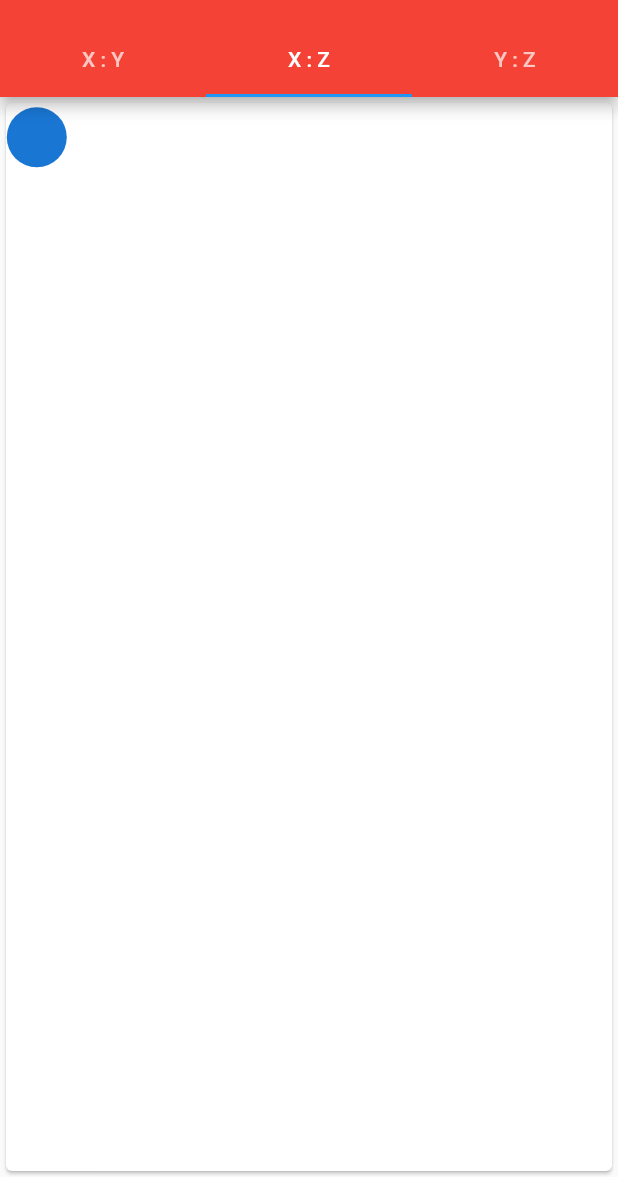
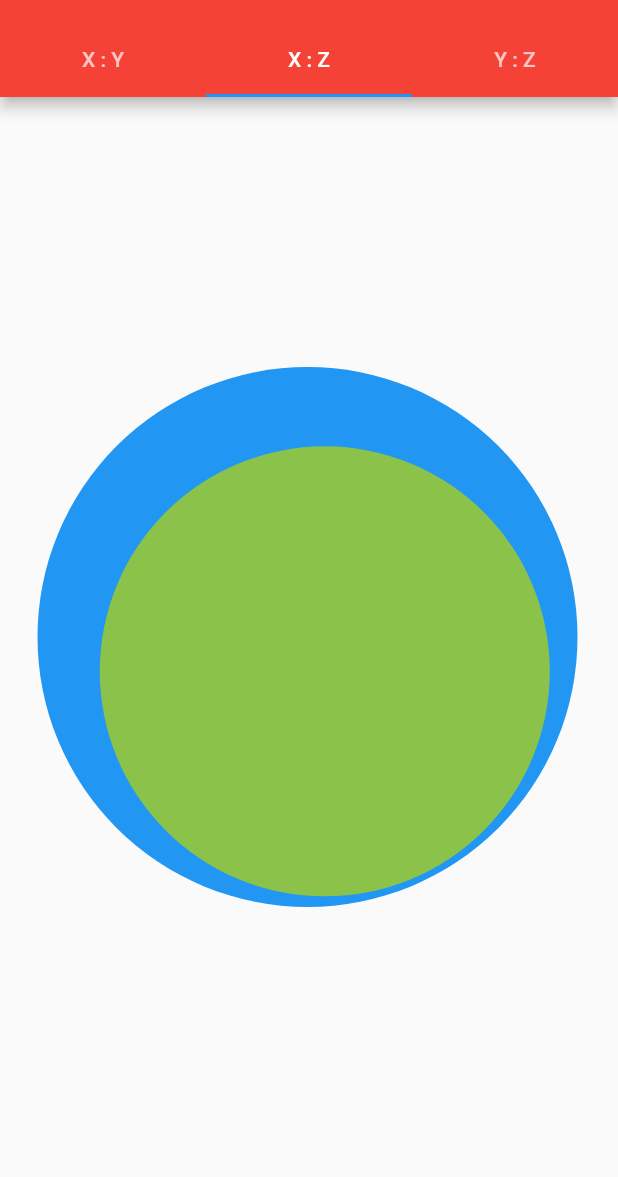
Before and after one commit to w1ll-dev/flutter-app-planes, a Flutter app: the screen it shows after launch, tab 2 chosen, after a tap on the "play arrow" icon, on a phone screen of 412 x 824 dp, the part 59-1236 px from its top. Run offline on Flutter 3.47's test engine with Material 2 defaults, Android fonts, the phone set to English and light mode, and no system bars.

Commit message:
level marker added in xz and yz

```diff
--- a/lib/main.dart
+++ b/lib/main.dart
@@ -1,6 +1,6 @@
 import 'dart:math';
-
 import 'package:flutter/material.dart';
+import 'dart:ui';
 import './src/level/level_x_y.dart';
 import './src/level/level_x_z.dart';
 import './src/level/level_y_z.dart';
@@ -37,22 +37,17 @@ class _MyHomePageState extends State<MyHomePage> {
 
   startWatch() {
     watch.start();
-    timer = Timer.periodic(Duration(milliseconds: 10), randomPositions);
+    timer = Timer.periodic(Duration(milliseconds: 50), randomPositions);
   }
 
-  stopWatch() {
-    watch.stop();
-  }
-
-  randomPositions(Timer timer){
+  randomPositions(Timer timer) {
     var rng = Random();
     setState((){
-      x = rng.nextInt(20) + rng.nextDouble();
-      y = rng.nextInt(20) + rng.nextDouble();
-      z = rng.nextInt(20) + rng.nextDouble();
+      x = rng.nextInt(30) + rng.nextDouble();
+      y = rng.nextInt(60) + rng.nextDouble();
+      z = rng.nextInt(30) + rng.nextDouble();
     });
   }
-
 
   @override
   Widget build(BuildContext context) {
--- /dev/null
+++ b/lib/src/drowing/circleXY.dart
@@ -0,0 +1,25 @@
+import 'package:flutter/material.dart';
+import 'package:flutter/widgets.dart';
+import 'dart:ui' as ui;
+
+class CircleXY extends CustomPainter{
+  double x;
+  double y;
+
+  @override
+  void paint(ui.Canvas canvas, ui.Size size ) {
+    Paint paint = Paint();
+    paint.color = Colors.blue;
+    if(x > 25 || y > 35){
+      paint.color = Colors.red;
+    }
+    print('x : $x // y : $y');
+    canvas.drawCircle(Offset(205, 150), 180, paint);
+  }
+
+  @override
+  bool shouldRepaint(CustomPainter oldDelegate) {
+    return false;
+  }
+  CircleXY({this.x, this.y});
+}
--- a/lib/src/drowing/circle.dart
+++ b/lib/src/drowing/circleXZ.dart
@@ -2,17 +2,18 @@ import 'package:flutter/material.dart';
 import 'package:flutter/widgets.dart';
 import 'dart:ui' as ui;
 
-class Circle extends CustomPainter{
+class CircleXZ extends CustomPainter{
   double x;
+  double z;
 
   @override
   void paint(ui.Canvas canvas, ui.Size size ) {
     Paint paint = Paint();
     paint.color = Colors.blue;
-    if(x > 10){
+    if(x > 25 || z > 35){
       paint.color = Colors.red;
     }
-    print(x);
+    print('x : $x // z : $z');
     canvas.drawCircle(Offset(205, 150), 180, paint);
   }
 
@@ -20,5 +21,5 @@ class Circle extends CustomPainter{
   bool shouldRepaint(CustomPainter oldDelegate) {
     return false;
   }
-  Circle({this.x});
+  CircleXZ({this.x, this.z});
 }
--- a/lib/src/level/level_x_y.dart
+++ b/lib/src/level/level_x_y.dart
@@ -1,6 +1,7 @@
 import 'package:flutter/material.dart';
 import 'package:flutter/rendering.dart';
-import '../drowing/circle.dart';
+import 'package:levelApp/src/drowing/circleXY.dart';
+import '../drowing/circleXY.dart';
 
 class RoomXY {}
 
@@ -32,7 +33,7 @@ class _LevelXYState extends State<LevelXY> {
 
     double ymax = context.findRenderObject()?.paintBounds?.bottom ?? markerHight ;
 
-    return SizedBox(
+    return Container(
       child: GestureDetector(
         onPanUpdate: (p) {
           setState(() {
@@ -45,7 +46,10 @@ class _LevelXYState extends State<LevelXY> {
             mainAxisAlignment: MainAxisAlignment.center,
             children: <Widget>[
               CustomPaint(
-                painter: Circle(x: widget.x),
+                painter: CircleXY(
+                  x: widget.x,
+                  y: widget.y
+                ),
                 child: Container(),
               ),
               Marker(
@@ -71,6 +75,6 @@ class Marker extends StatelessWidget {
     print("x: $x, y: $y");
     return Transform(
       transform: Matrix4.translationValues(x, y, 0.0),
-      child: CircleAvatar(radius: 150, backgroundColor: Colors.black,));
+      child: CircleAvatar(radius: 150, backgroundColor: Colors.lightGreen,));
   }
 }
--- a/lib/src/level/level_x_z.dart
+++ b/lib/src/level/level_x_z.dart
@@ -1,5 +1,6 @@
 import 'package:flutter/material.dart';
 import 'package:flutter/rendering.dart';
+import 'package:levelApp/src/drowing/circleXZ.dart';
 
 class RoomXZ {}
 
@@ -38,10 +39,17 @@ class _LevelXZState extends State<LevelXZ> {
 
           });
         },
-        child: Card(
-          child: Stack(
+        child: Container(
+          child: Column(
+            mainAxisAlignment: MainAxisAlignment.center,
             children: <Widget>[
-
+              CustomPaint(
+                painter: CircleXZ(
+                  x: widget.x,
+                  z: widget.z
+                ),
+                child: Container(),
+              ),
               Marker(
                 x: widget.x,
                 z: widget.z,
@@ -65,6 +73,6 @@ class Marker extends StatelessWidget {
     print("x: $x, z: $z");
     return Transform(
       transform: Matrix4.translationValues(x, z, 0.0),
-      child: CircleAvatar());
+      child: CircleAvatar(radius: 150, backgroundColor: Colors.lightGreen,));
   }
 }
```
